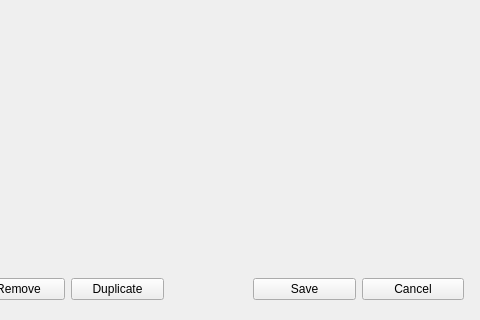
Above: mscore/stafftypetemplates.ui from CraigFisher/MuseScore before the change; both pictures show x 247 to 727 and y 207 to 527 of the 727 by 527 pixel window. Below: the same form after it.
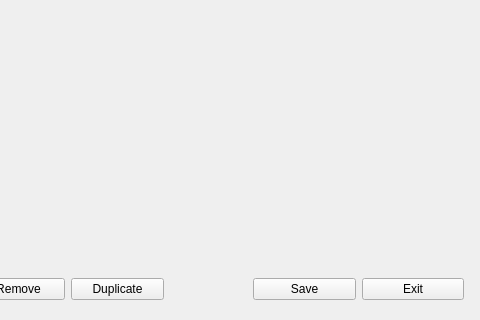
That is the form after the change.

Commit message: create stafftypetemplates dialog

```diff
--- a/mscore/stafftypetemplates.ui
+++ b/mscore/stafftypetemplates.ui
@@ -23,7 +23,7 @@
     </rect>
    </property>
   </widget>
-  <widget class="QWidget" name="">
+  <widget class="QWidget" name="layoutWidget">
    <property name="geometry">
     <rect>
      <x>0</x>
@@ -34,7 +34,7 @@
    </property>
    <layout class="QHBoxLayout" name="horizontalLayout_2"/>
   </widget>
-  <widget class="QWidget" name="">
+  <widget class="QWidget" name="layoutWidget">
    <property name="geometry">
     <rect>
      <x>20</x>
@@ -74,7 +74,7 @@
     </item>
    </layout>
   </widget>
-  <widget class="QWidget" name="">
+  <widget class="QWidget" name="layoutWidget">
    <property name="geometry">
     <rect>
      <x>500</x>
@@ -94,7 +94,7 @@
     <item>
      <widget class="QPushButton" name="cancelButton">
       <property name="text">
-       <string>Cancel</string>
+       <string>Exit</string>
       </property>
      </widget>
     </item>
```
Left out of the diff: 5 changed lines with no effect on the pictures. The commit also changes 15 other files.
